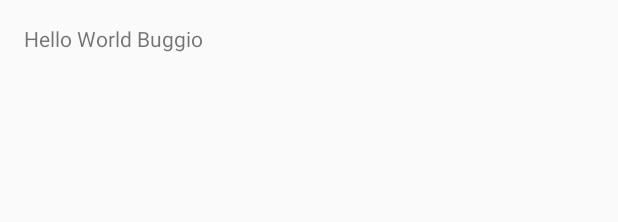
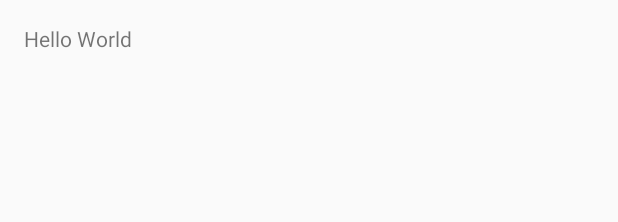
Before and after one commit to buggio/My-Traffic, an Android app: the layout activity_main.xml on its own in the app's theme, with its tools: preview values and no code run, on a phone screen of 412 x 824 dp. Shown: the top 222 px of the screen. Run offline under Robolectric (Android 15) with nearby library versions, the phone set to English and light mode, and no system bars.

Commit message:
start app

```diff
--- a/app/src/main/res/layout/activity_main.xml
+++ b/app/src/main/res/layout/activity_main.xml
@@ -12,5 +12,5 @@
     <TextView
         android:layout_width="wrap_content"
         android:layout_height="wrap_content"
-        android:text="Hello World Buggio" />
+        android:text="Hello World" />
 </RelativeLayout>
```
